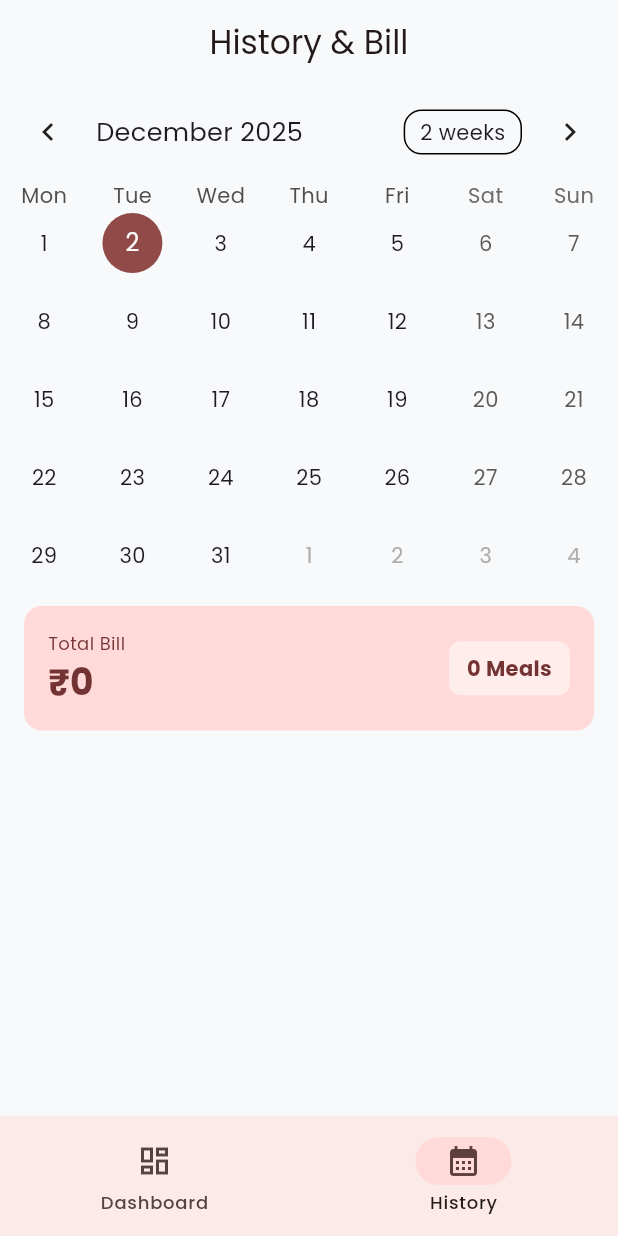
After one commit to sanket-pilane/TiffinMate, a Flutter app: the screen it shows after launch, item 2 of the bottom bar chosen, on a phone screen of 412 x 824 dp. The commit adds this screen. Run offline on Flutter 3.47's test engine with Material 3 defaults, Android fonts, the phone set to English and light mode, and no system bars; drawn by our look-alikes of table_calendar; our stand-ins replace equatable, firebase_core, flutter_bloc, google_fonts, hive, hive_flutter and 1 more; accounts and stored records are empty.

Commit message:
feat: implemented history screen with calendar and bottom navigation

```diff
--- a/lib/main.dart
+++ b/lib/main.dart
@@ -1,11 +1,11 @@
 import 'package:flutter/material.dart';
 import 'package:flutter_bloc/flutter_bloc.dart';
+import 'package:firebase_core/firebase_core.dart';
 import 'package:tiffin_mate/core/theme/app_theme.dart';
-import 'package:tiffin_mate/data/repositories/tiffin_repository.dart';
 import 'package:tiffin_mate/data/repositories/tiffin_repository_impl.dart';
 import 'package:tiffin_mate/logic/blocs/tiffin_bloc.dart';
 import 'package:tiffin_mate/logic/blocs/tiffin_event.dart';
-import 'package:tiffin_mate/presentation/screens/dashboard_screen.dart';
+import 'package:tiffin_mate/presentation/screens/home_screen.dart'; // Changed import
 
 void main() async {
   WidgetsFlutterBinding.ensureInitialized();
@@ -17,7 +17,8 @@ void main() async {
 }
 
 class TiffinApp extends StatelessWidget {
-  final TiffinRepository repository;
+  final TiffinRepositoryImpl
+  repository; // Use specific type if needed or interface
 
   const TiffinApp({super.key, required this.repository});
 
@@ -36,7 +37,7 @@ class TiffinApp extends StatelessWidget {
         theme: AppTheme.lightTheme,
         darkTheme: AppTheme.darkTheme,
         themeMode: ThemeMode.system,
-        home: const DashboardScreen(),
+        home: const HomeScreen(), // Changed to HomeScreen
       ),
     );
   }
--- /dev/null
+++ b/lib/presentation/screens/history_screen.dart
@@ -0,0 +1,222 @@
+import 'package:flutter/material.dart';
+import 'package:flutter_bloc/flutter_bloc.dart';
+import 'package:table_calendar/table_calendar.dart';
+import 'package:intl/intl.dart';
+import 'package:tiffin_mate/data/models/tiffin_entry.dart';
+import 'package:tiffin_mate/logic/blocs/tiffin_bloc.dart';
+import 'package:tiffin_mate/logic/blocs/tiffin_state.dart';
+
+class HistoryScreen extends StatefulWidget {
+  const HistoryScreen({super.key});
+
+  @override
+  State<HistoryScreen> createState() => _HistoryScreenState();
+}
+
+class _HistoryScreenState extends State<HistoryScreen> {
+  CalendarFormat _calendarFormat = CalendarFormat.month;
+  DateTime _focusedDay = DateTime.now();
+  DateTime? _selectedDay;
+  RangeSelectionMode _rangeSelectionMode = RangeSelectionMode.toggledOff;
+  DateTime? _rangeStart;
+  DateTime? _rangeEnd;
+
+  @override
+  void initState() {
+    super.initState();
+    _selectedDay = _focusedDay;
+  }
+
+  List<TiffinEntry> _getTiffinsForDay(
+    DateTime day,
+    List<TiffinEntry> allTiffins,
+  ) {
+    return allTiffins.where((tiffin) {
+      return isSameDay(tiffin.date, day);
+    }).toList();
+  }
+
+  List<TiffinEntry> _getTiffinsForRange(
+    DateTime start,
+    DateTime end,
+    List<TiffinEntry> allTiffins,
+  ) {
+    return allTiffins.where((tiffin) {
+      return tiffin.date.isAfter(start.subtract(const Duration(seconds: 1))) &&
+          tiffin.date.isBefore(end.add(const Duration(days: 1)));
+    }).toList();
+  }
+
+  @override
+  Widget build(BuildContext context) {
+    return Scaffold(
+      appBar: AppBar(title: const Text("History & Bill")),
+      body: BlocBuilder<TiffinBloc, TiffinState>(
+        builder: (context, state) {
+          final tiffins = state.tiffins;
+
+          // Determine which tiffins to show based on selection
+          List<TiffinEntry> selectedTiffins = [];
+          if (_rangeStart != null && _rangeEnd != null) {
+            selectedTiffins = _getTiffinsForRange(
+              _rangeStart!,
+              _rangeEnd!,
+              tiffins,
+            );
+          } else if (_selectedDay != null) {
+            selectedTiffins = _getTiffinsForDay(_selectedDay!, tiffins);
+          }
+
+          // Calculate Bill
+          double totalBill = selectedTiffins.fold(
+            0,
+            (sum, item) => sum + item.price,
+          );
+
+          return Column(
+            children: [
+              _buildCalendar(tiffins),
+              const SizedBox(height: 8),
+              _buildBillHeader(totalBill, selectedTiffins.length),
+              Expanded(
+                child: ListView.separated(
+                  padding: const EdgeInsets.all(16),
+                  itemCount: selectedTiffins.length,
+                  separatorBuilder: (_, __) => const Divider(),
+                  itemBuilder: (context, index) {
+                    final tiffin = selectedTiffins[index];
+                    return ListTile(
+                      dense: true,
+                      leading: Text(
+                        DateFormat('dd MMM').format(tiffin.date),
+                        style: const TextStyle(
+                          fontWeight: FontWeight.bold,
+                          color: Colors.grey,
+                        ),
+                      ),
+                      title: Text(
+                        "${tiffin.type} ${tiffin.menu.isNotEmpty ? '(${tiffin.menu})' : ''}",
+                        style: const TextStyle(fontWeight: FontWeight.w500),
+                      ),
+                      trailing: Text(
+                        "₹${tiffin.price.toStringAsFixed(0)}",
+                        style: const TextStyle(
+                          fontWeight: FontWeight.bold,
+                          fontSize: 16,
+                        ),
+                      ),
+                    );
+                  },
+                ),
+              ),
+            ],
+          );
+        },
+      ),
+    );
+  }
+
+  Widget _buildCalendar(List<TiffinEntry> tiffins) {
+    return TableCalendar(
+      firstDay: DateTime.utc(2023, 1, 1),
+      lastDay: DateTime.utc(2030, 12, 31),
+      focusedDay: _focusedDay,
+      calendarFormat: _calendarFormat,
+      selectedDayPredicate: (day) => isSameDay(_selectedDay, day),
+      rangeStartDay: _rangeStart,
+      rangeEndDay: _rangeEnd,
+      rangeSelectionMode: _rangeSelectionMode,
+      eventLoader: (day) => _getTiffinsForDay(day, tiffins),
+      startingDayOfWeek: StartingDayOfWeek.monday,
+      calendarStyle: CalendarStyle(
+        markerDecoration: BoxDecoration(
+          color: Theme.of(context).colorScheme.primary,
+          shape: BoxShape.circle,
+        ),
+        todayDecoration: BoxDecoration(
+          color: Theme.of(context).colorScheme.secondary.withOpacity(0.5),
+          shape: BoxShape.circle,
+        ),
+        selectedDecoration: BoxDecoration(
+          color: Theme.of(context).colorScheme.primary,
+          shape: BoxShape.circle,
+        ),
+      ),
+      onDaySelected: (selectedDay, focusedDay) {
+        if (!isSameDay(_selectedDay, selectedDay)) {
+          setState(() {
+            _selectedDay = selectedDay;
+            _focusedDay = focusedDay;
+            _rangeStart = null;
+            _rangeEnd = null;
+            _rangeSelectionMode = RangeSelectionMode.toggledOff;
+          });
+        }
+      },
+      onRangeSelected: (start, end, focusedDay) {
+        setState(() {
+          _selectedDay = null;
+          _focusedDay = focusedDay;
+          _rangeStart = start;
+          _rangeEnd = end;
+          _rangeSelectionMode = RangeSelectionMode.toggledOn;
+        });
+      },
+      onFormatChanged: (format) {
+        if (_calendarFormat != format) {
+          setState(() => _calendarFormat = format);
+        }
+      },
+    );
+  }
+
+  Widget _buildBillHeader(double total, int count) {
+    return Container(
+      margin: const EdgeInsets.symmetric(horizontal: 16),
+      padding: const EdgeInsets.all(16),
+      decoration: BoxDecoration(
+        color: Theme.of(context).colorScheme.primaryContainer,
+        borderRadius: BorderRadius.circular(12),
+      ),
+      child: Row(
+        mainAxisAlignment: MainAxisAlignment.spaceBetween,
+        children: [
+          Column(
+            crossAxisAlignment: CrossAxisAlignment.start,
+            children: [
+              Text(
+                "Total Bill",
+                style: TextStyle(
+                  color: Theme.of(context).colorScheme.onPrimaryContainer,
+                  fontSize: 12,
+                ),
+              ),
+              Text(
+                "₹${total.toStringAsFixed(0)}",
+                style: TextStyle(
+                  color: Theme.of(context).colorScheme.onPrimaryContainer,
+                  fontWeight: FontWeight.bold,
+                  fontSize: 24,
+                ),
+              ),
+            ],
+          ),
+          Container(
+            padding: const EdgeInsets.symmetric(horizontal: 12, vertical: 8),
+            decoration: BoxDecoration(
+              color: Colors.white.withOpacity(0.5),
+              borderRadius: BorderRadius.circular(8),
+            ),
+            child: Text(
+              "$count Meals",
+              style: TextStyle(
+                fontWeight: FontWeight.bold,
+                color: Theme.of(context).colorScheme.onPrimaryContainer,
+              ),
+            ),
+          ),
+        ],
+      ),
+    );
+  }
+}
--- /dev/null
+++ b/lib/presentation/screens/home_screen.dart
@@ -0,0 +1,46 @@
+import 'package:flutter/material.dart';
+import 'package:tiffin_mate/presentation/screens/dashboard_screen.dart';
+import 'package:tiffin_mate/presentation/screens/history_screen.dart';
+
+class HomeScreen extends StatefulWidget {
+  const HomeScreen({super.key});
+
+  @override
+  State<HomeScreen> createState() => _HomeScreenState();
+}
+
+class _HomeScreenState extends State<HomeScreen> {
+  int _currentIndex = 0;
+
+  final List<Widget> _screens = [
+    const DashboardScreen(),
+    const HistoryScreen(),
+  ];
+
+  @override
+  Widget build(BuildContext context) {
+    return Scaffold(
+      body: _screens[_currentIndex],
+      bottomNavigationBar: NavigationBar(
+        selectedIndex: _currentIndex,
+        onDestinationSelected: (index) {
+          setState(() {
+            _currentIndex = index;
+          });
+        },
+        destinations: const [
+          NavigationDestination(
+            icon: Icon(Icons.dashboard_outlined),
+            selectedIcon: Icon(Icons.dashboard),
+            label: 'Dashboard',
+          ),
+          NavigationDestination(
+            icon: Icon(Icons.calendar_month_outlined),
+            selectedIcon: Icon(Icons.calendar_month),
+            label: 'History',
+          ),
+        ],
+      ),
+    );
+  }
+}
--- a/pubspec.yaml
+++ b/pubspec.yaml
@@ -25,6 +25,7 @@ dependencies:
   google_fonts: ^6.2.1
   intl: ^0.19.0
   uuid: ^4.4.0
+  table_calendar: ^3.1.3
 
 dev_dependencies:
   flutter_test:
```
Also changed, not shown: pubspec.lock.
